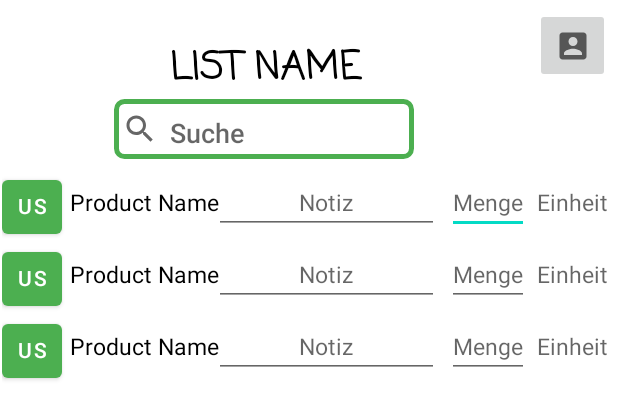
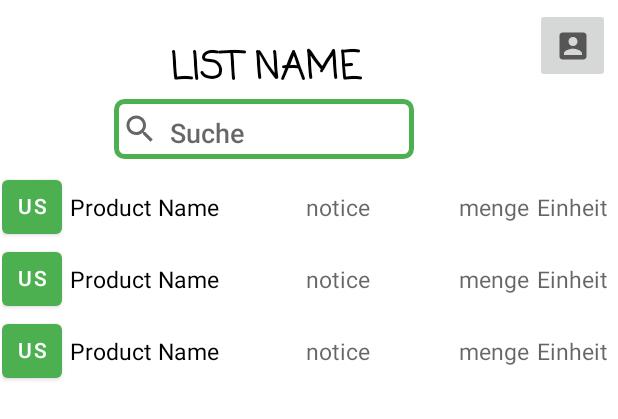
Before and after one commit to gregorae/EinkaufslisteApp, an Android app: the layout activity_main.xml on its own in the app's theme, with its tools: preview values and no code run, on a phone screen of 412 x 824 dp. Shown: the top 419 px of the screen. Run offline under Robolectric (Android 15) with nearby library versions, the phone set to English and light mode, and no system bars.

Commit message:
Notiz und Menge kann hinzugefügt werden

```diff
--- a/app/src/main/java/de/codeyourapp/einkaufsliste_app/recyclerAdapter.java
+++ b/app/src/main/java/de/codeyourapp/einkaufsliste_app/recyclerAdapter.java
@@ -83,7 +83,6 @@ public class recyclerAdapter extends RecyclerView.Adapter<recyclerAdapter.EntryV
         holder.quantityTXT.setText(" " + dataModel.getQuantity());
         holder.noticeTXT.setText(""+dataModel.getNotice());
         holder.unitTXT.setText(dataModel.getUnit());
-        String id = dataModel.getNotice();
     }
 
     @Override
--- a/app/src/main/res/layout/list_items.xml
+++ b/app/src/main/res/layout/list_items.xml
@@ -29,24 +29,23 @@
             android:id="@+id/tv_product_name"
             android:layout_width="wrap_content"
             android:layout_height="wrap_content"
-            android:layout_alignBottom="@id/tv_quantity"
-            android:layout_alignParentTop="true"
+            android:layout_centerVertical="true"
             android:layout_marginStart="5dp"
             android:layout_toEndOf="@+id/userButton"
+            android:gravity="center|center_vertical"
             android:text="Product Name"
-            android:gravity="center|center_vertical"
             android:textColor="@android:color/black"
             android:textSize="15sp" />
 
-        <EditText
+        <TextView
             android:id="@+id/tv_quantity"
             android:layout_width="wrap_content"
             android:layout_height="wrap_content"
-            android:layout_alignParentTop="true"
             android:layout_marginEnd="5dp"
+            android:hint="menge"
+            android:layout_centerVertical="true"
             android:layout_toStartOf="@+id/tv_unit"
             android:gravity="center_vertical"
-            android:hint="Menge"
             android:inputType="numberDecimal"
             android:textColor="@android:color/black"
             android:textSize="15sp" />
@@ -55,24 +54,24 @@
             android:id="@+id/tv_unit"
             android:layout_width="wrap_content"
             android:layout_height="wrap_content"
-            android:layout_alignBottom="@id/tv_quantity"
-            android:layout_alignParentTop="true"
+            android:layout_centerVertical="true"
             android:layout_alignParentEnd="true"
-            android:layout_marginEnd="5dp"
+            android:layout_marginRight="5dp"
+            android:hint="Einheit"
             android:gravity="center|center_vertical"
-            android:hint="Einheit"
             android:textColor="@android:color/black"
             android:textSize="15sp" />
 
-        <EditText
+        <TextView
             android:id="@+id/tv_notice"
             android:layout_width="150dp"
             android:layout_height="wrap_content"
+            android:layout_centerVertical="true"
             android:layout_marginStart="5dp"
             android:layout_marginEnd="5dp"
             android:layout_toLeftOf="@id/tv_quantity"
             android:gravity="center"
-            android:hint="Notiz"
+            android:hint="notice"
             android:maxLength="12"
             android:textSize="15sp" />
 
```
Also changed, not shown: app/src/main/java/de/codeyourapp/einkaufsliste_app/Configuration_Activity.java (+24 -3 lines), app/src/main/java/de/codeyourapp/einkaufsliste_app/MainActivity.java (+5 -2 lines), app/src/main/res/layout/activity_configuration.xml (+4 -3 lines).
